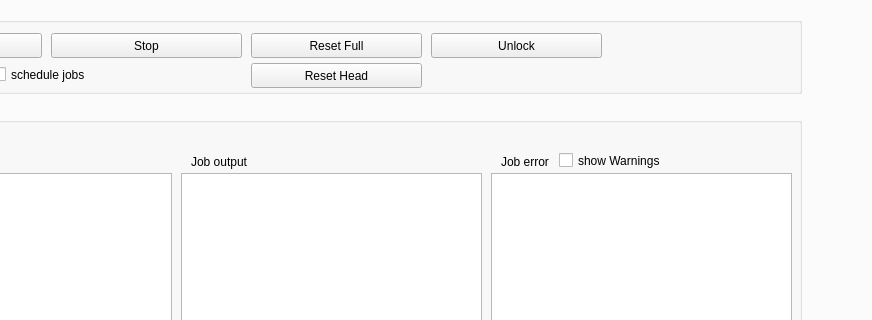
The window that src/gui/schemeGui.ui (Klumpe-lab/CryoBoost) describes before a commit, drawn with Qt 5; both pictures show x 150 to 1022 and y 152 to 472 of the 1215 by 911 pixel window.
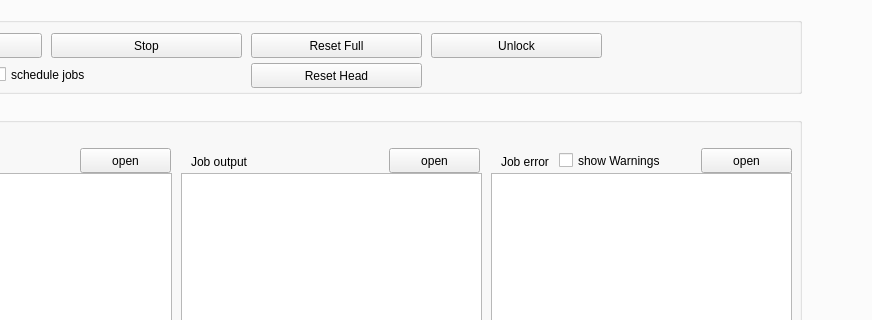
The same window after the commit.

Diff of the .ui file:
```diff
--- a/src/gui/schemeGui.ui
+++ b/src/gui/schemeGui.ui
@@ -1015,6 +1015,45 @@
           <string>show Warnings</string>
          </property>
         </widget>
+        <widget class="QPushButton" name="btn_openWorkFlowLog">
+         <property name="geometry">
+          <rect>
+           <x>219</x>
+           <y>45</y>
+           <width>91</width>
+           <height>25</height>
+          </rect>
+         </property>
+         <property name="text">
+          <string>open</string>
+         </property>
+        </widget>
+        <widget class="QPushButton" name="btn_openJobOutpuLog">
+         <property name="geometry">
+          <rect>
+           <x>528</x>
+           <y>45</y>
+           <width>91</width>
+           <height>25</height>
+          </rect>
+         </property>
+         <property name="text">
+          <string>open</string>
+         </property>
+        </widget>
+        <widget class="QPushButton" name="btn_openJobErrorLog">
+         <property name="geometry">
+          <rect>
+           <x>840</x>
+           <y>45</y>
+           <width>91</width>
+           <height>25</height>
+          </rect>
+         </property>
+         <property name="text">
+          <string>open</string>
+         </property>
+        </widget>
        </widget>
       </widget>
      </widget>
```
Left out of the diff: 11 changed lines with no effect on the pictures.
